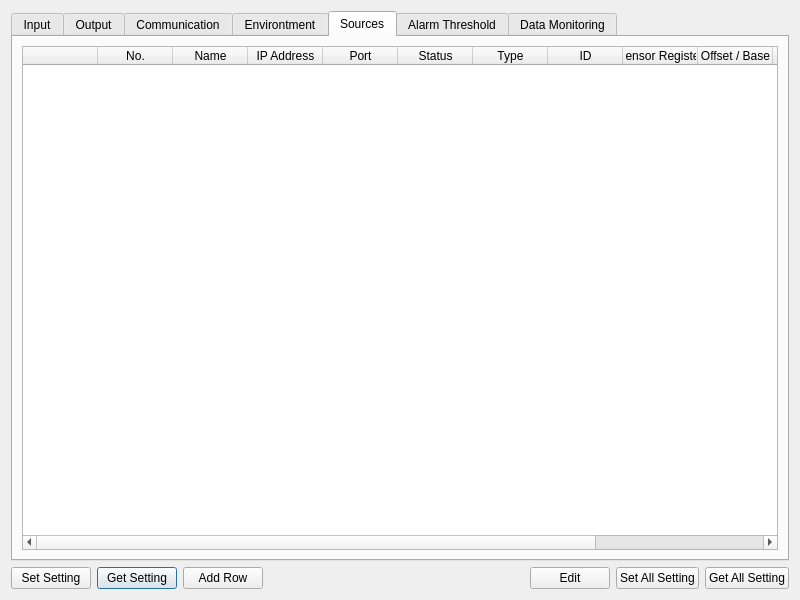
This is view/formmodule.ui in zenaki/RTU as Qt 5 draws it before an edit. The edited form follows.
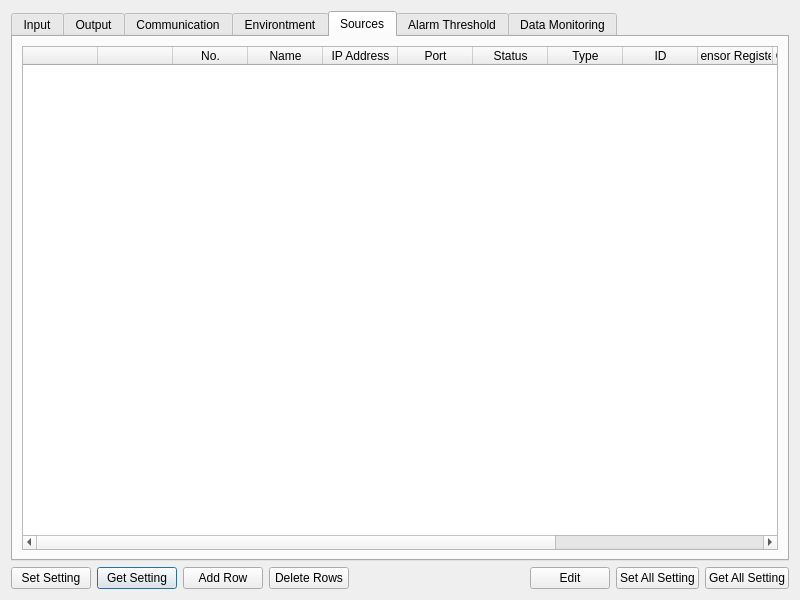
This is the edited form. The open tabs and pages were chosen to show the change. Icons and pictures are not drawn.

Commit message: Delete with checkbox SOLVED but cannot check all from header

Patch:
```diff
--- a/view/formmodule.ui
+++ b/view/formmodule.ui
@@ -39,7 +39,7 @@
        </property>
       </widget>
      </item>
-     <item row="0" column="3">
+     <item row="0" column="4">
       <spacer name="horizontalSpacer">
        <property name="orientation">
         <enum>Qt::Horizontal</enum>
@@ -90,6 +90,13 @@
        </property>
       </widget>
      </item>
+     <item row="0" column="3">
+      <widget class="QPushButton" name="pbDeleteRows">
+       <property name="text">
+        <string>Delete Rows</string>
+       </property>
+      </widget>
+     </item>
     </layout>
    </item>
    <item row="0" column="0">
@@ -1380,6 +1387,11 @@
            <string/>
           </property>
          </column>
+         <column>
+          <property name="text">
+           <string/>
+          </property>
+         </column>
          <column>
           <property name="text">
            <string>No.</string>
```
Left out of the diff: 13 changed lines with no effect on the pictures. The commit also changes 5 other files.
